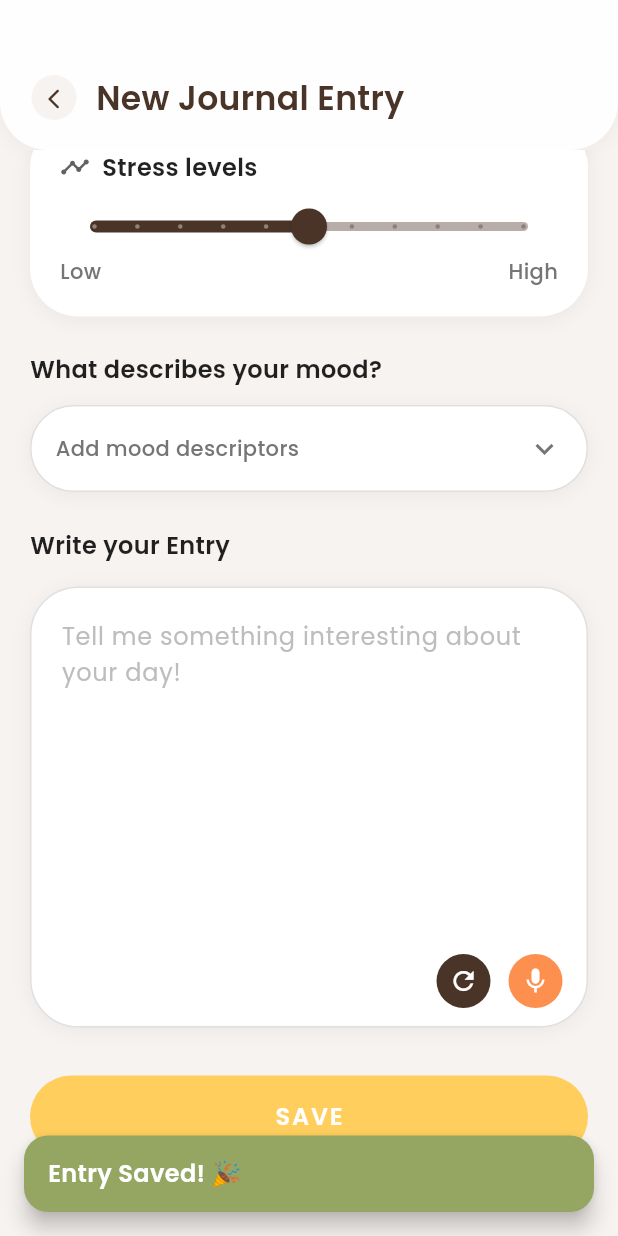
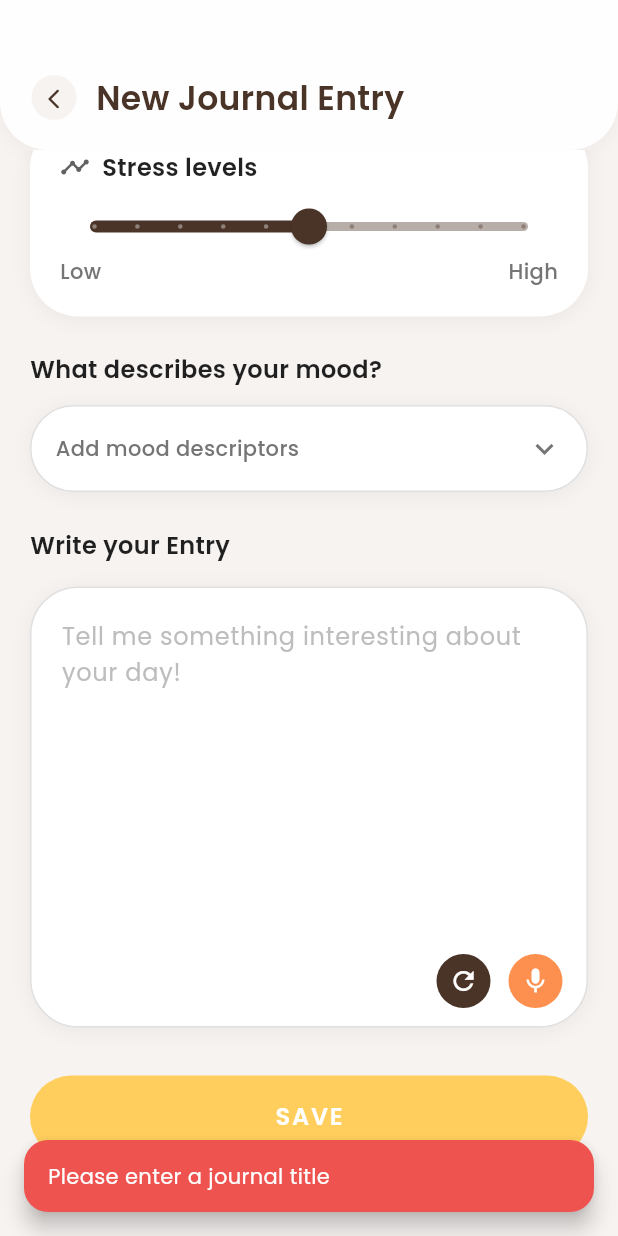
Before and after one commit to jocelyngan2005/solace, a Flutter app: the JournalEntryScreen screen opened directly with empty values, scrolled down 278 dp, after a tap on "SAVE", on a phone screen of 412 x 824 dp. Run offline on Flutter 3.47's test engine with Material 3 defaults, Android fonts, the phone set to English and light mode, and no system bars; our stand-ins replace fl_chart, google_fonts; accounts and stored records are empty.

Commit message:
Sync Journal Entry with Journal Details

```diff
--- a/lib/data/journal_entry_service.dart
+++ b/lib/data/journal_entry_service.dart
@@ -8,6 +8,7 @@ class JournalEntryService {
   String? _lastMoodEntryDate;
   String? _todayMoodEmoji;
   String? _todayMoodLabel;
+  String? _todayTitle;
   String? _todayJournalText;
   double? _todayStressLevel;
   double? _todayAnxietyLevel;
@@ -29,6 +30,7 @@ class JournalEntryService {
 
   static Future<void> markMoodEntryCompleted({
     String? moodLabel,
+    String? title,
     String? journalText,
     double? stressLevel,
     double? anxietyLevel,
@@ -44,6 +46,10 @@ class JournalEntryService {
     if (moodLabel != null) {
       instance._todayMoodLabel = moodLabel;
       instance._todayMoodEmoji = _moodEmojis[moodLabel];
+    }
+
+    if (title != null) {
+      instance._todayTitle = title;
     }
 
     if (journalText != null) {
@@ -122,6 +128,11 @@ class JournalEntryService {
     return instance._todayMoodLabel;
   }
 
+  static String? getTodayTitle() {
+    final instance = JournalEntryService();
+    return instance._todayTitle;
+  }
+
   static String? getTodayJournalText() {
     final instance = JournalEntryService();
     return instance._todayJournalText;
--- a/lib/screens/therapy/journal_entry_screen.dart
+++ b/lib/screens/therapy/journal_entry_screen.dart
@@ -1,5 +1,4 @@
 import 'package:flutter/material.dart';
-import 'package:speech_to_text/speech_to_text.dart' as stt;
 import '../../data/journal_entry_service.dart';
 import 'mood_analysis_screen.dart';
 
@@ -26,8 +25,8 @@ class JournalEntryScreen extends StatefulWidget {
 }
 
 class _JournalEntryScreenState extends State<JournalEntryScreen> {
-  double _moodRating = 3.0;
   late String _selectedMood;
+  final TextEditingController _titleController = TextEditingController();
   final TextEditingController _journalController = TextEditingController();
   final List<String> _selectedMoodDescriptions = [];
   double _stressLevel = 5.0;
@@ -37,9 +36,6 @@ class _JournalEntryScreenState extends State<JournalEntryScreen> {
 
   // Voice recording variables
   bool _isRecording = false;
-  bool _speechEnabled = false;
-  String _recordedText = '';
-  late stt.SpeechToText _speech;
 
   final Map<String, Map<String, dynamic>> _moodData = {
     'Very Low': {
@@ -122,25 +118,35 @@ class _JournalEntryScreenState extends State<JournalEntryScreen> {
       _stressLevel = widget.initialStressLevel!;
     }
 
-    // Sync slider value with selectedMood
+    // Initialize with today's data if available and no initial values provided
+    if (widget.initialJournalText == null) {
+      final todayTitle = JournalEntryService.getTodayTitle();
+      final todayContent = JournalEntryService.getTodayJournalText();
+      final todayMood = JournalEntryService.getTodayMoodLabel();
+      final todayDescriptions = JournalEntryService.getTodayMoodDescriptions();
+      final todayStress = JournalEntryService.getTodayStressLevel();
+
+      if (todayTitle != null) _titleController.text = todayTitle;
+      if (todayContent != null) _journalController.text = todayContent;
+      if (todayMood != null) _selectedMood = todayMood;
+      if (todayDescriptions != null) _selectedMoodDescriptions.addAll(todayDescriptions);
+      if (todayStress != null) _stressLevel = todayStress;
+    }
+
+    // Sync mood with selectedMood
     switch (_selectedMood) {
       case 'Very Low':
-        _moodRating = 1.0;
         break;
       case 'Low':
-        _moodRating = 2.0;
         break;
       case 'Neutral':
-        _moodRating = 3.0;
         break;
       case 'Good':
-        _moodRating = 4.0;
         break;
       case 'Excellent':
-        _moodRating = 5.0;
         break;
       default:
-        _moodRating = 3.0;
+        break;
     }
   }
 
@@ -239,6 +245,7 @@ class _JournalEntryScreenState extends State<JournalEntryScreen> {
                       ],
                     ),
                     child: TextField(
+                      controller: _titleController,
                       decoration: InputDecoration(
                         hintText: 'Enter title...',
                         hintStyle: TextStyle(color: Colors.grey[400]),
@@ -775,7 +782,6 @@ class _JournalEntryScreenState extends State<JournalEntryScreen> {
       onTap: () {
         setState(() {
           _selectedMood = mood;
-          _moodRating = value;
         });
       },
       child: Container(
@@ -817,15 +823,46 @@ class _JournalEntryScreenState extends State<JournalEntryScreen> {
   }
 
   void _completeEntry() async {
+    // Validate required fields
+    if (_titleController.text.trim().isEmpty) {
+      ScaffoldMessenger.of(context).showSnackBar(
+        SnackBar(
+          content: const Text('Please enter a journal title'),
+          backgroundColor: Colors.red[400],
+          behavior: SnackBarBehavior.floating,
+          shape: RoundedRectangleBorder(
+            borderRadius: BorderRadius.circular(16),
+          ),
+          margin: const EdgeInsets.all(16),
+        ),
+      );
+      return;
+    }
+
+    if (_journalController.text.trim().isEmpty) {
+      ScaffoldMessenger.of(context).showSnackBar(
+        SnackBar(
+          content: const Text('Please write your journal entry'),
+          backgroundColor: Colors.red[400],
+          behavior: SnackBarBehavior.floating,
+          shape: RoundedRectangleBorder(
+            borderRadius: BorderRadius.circular(16),
+          ),
+          margin: const EdgeInsets.all(16),
+        ),
+      );
+      return;
+    }
+
     // Save mood entry completion status with all details
     await JournalEntryService.markMoodEntryCompleted(
       moodLabel: _selectedMood,
-      journalText: _journalController.text.trim().isNotEmpty
-          ? _journalController.text.trim()
-          : null,
+      title: _titleController.text.trim(),
+      journalText: _journalController.text.trim(),
       moodDescriptions: _selectedMoodDescriptions.isNotEmpty
           ? _selectedMoodDescriptions
           : null,
+      stressLevel: _stressLevel,
       moodWhy: null, // No reason tags in new design
     );
 
```
Also changed, not shown: lib/screens/therapy/journal_library_screen.dart (+73 -7 lines).
